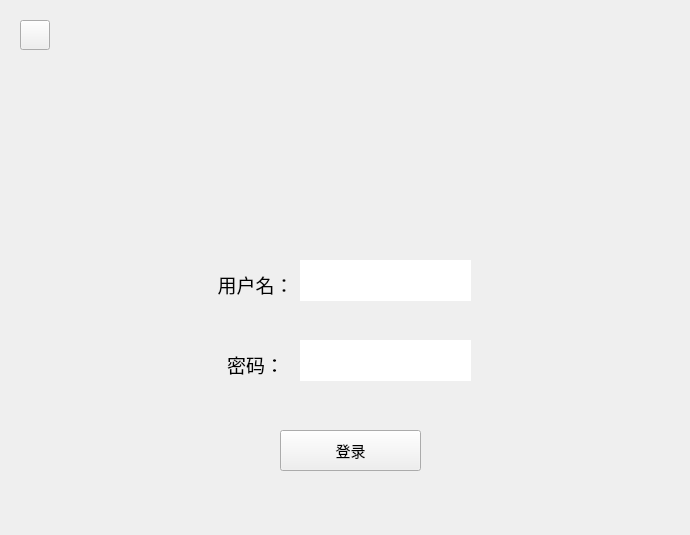
Qt form ZooFence_Pi/login.ui (Isabella98Liu/ZooFence_RaspberryPi) before a commit.
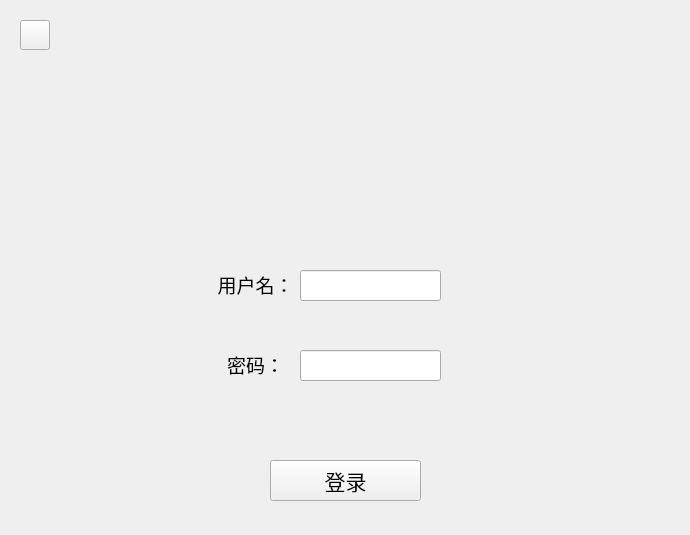
The same form after that commit. Icons and pictures are not drawn.

Diff of the .ui file:
```diff
--- a/ZooFence_Pi/login.ui
+++ b/ZooFence_Pi/login.ui
@@ -55,37 +55,6 @@
     <bool>false</bool>
    </property>
   </widget>
-  <widget class="QTextEdit" name="textEdit">
-   <property name="geometry">
-    <rect>
-     <x>300</x>
-     <y>260</y>
-     <width>171</width>
-     <height>41</height>
-    </rect>
-   </property>
-   <property name="sizePolicy">
-    <sizepolicy hsizetype="Fixed" vsizetype="Fixed">
-     <horstretch>0</horstretch>
-     <verstretch>0</verstretch>
-    </sizepolicy>
-   </property>
-   <property name="font">
-    <font>
-     <pointsize>16</pointsize>
-     <underline>false</underline>
-    </font>
-   </property>
-   <property name="frameShape">
-    <enum>QFrame::NoFrame</enum>
-   </property>
-   <property name="frameShadow">
-    <enum>QFrame::Plain</enum>
-   </property>
-   <property name="autoFormatting">
-    <set>QTextEdit::AutoAll</set>
-   </property>
-  </widget>
   <widget class="QLabel" name="label_4">
    <property name="geometry">
     <rect>
@@ -115,49 +84,18 @@
     <string>&lt;html&gt;&lt;head/&gt;&lt;body&gt;&lt;p&gt;&lt;img src=&quot;:/.001/Resources/004/key.png&quot; height=&quot;50&quot; width=&quot;50&quot;/&gt;&lt;/p&gt;&lt;/body&gt;&lt;/html&gt;</string>
    </property>
   </widget>
-  <widget class="QTextEdit" name="textEdit_2">
-   <property name="geometry">
-    <rect>
-     <x>300</x>
-     <y>340</y>
-     <width>171</width>
-     <height>41</height>
-    </rect>
-   </property>
-   <property name="sizePolicy">
-    <sizepolicy hsizetype="Fixed" vsizetype="Fixed">
-     <horstretch>0</horstretch>
-     <verstretch>0</verstretch>
-    </sizepolicy>
-   </property>
-   <property name="font">
-    <font>
-     <pointsize>16</pointsize>
-     <underline>false</underline>
-    </font>
-   </property>
-   <property name="frameShape">
-    <enum>QFrame::NoFrame</enum>
-   </property>
-   <property name="frameShadow">
-    <enum>QFrame::Plain</enum>
-   </property>
-   <property name="autoFormatting">
-    <set>QTextEdit::AutoAll</set>
-   </property>
-  </widget>
   <widget class="QPushButton" name="pushButton">
    <property name="geometry">
     <rect>
-     <x>280</x>
-     <y>430</y>
-     <width>141</width>
+     <x>270</x>
+     <y>460</y>
+     <width>151</width>
      <height>41</height>
     </rect>
    </property>
    <property name="font">
     <font>
-     <pointsize>11</pointsize>
+     <pointsize>16</pointsize>
     </font>
    </property>
    <property name="text">
@@ -201,6 +139,39 @@
     </size>
    </property>
   </widget>
+  <widget class="QLineEdit" name="lineEdit">
+   <property name="geometry">
+    <rect>
+     <x>300</x>
+     <y>270</y>
+     <width>141</width>
+     <height>31</height>
+    </rect>
+   </property>
+  </widget>
+  <widget class="QLineEdit" name="lineEdit_2">
+   <property name="geometry">
+    <rect>
+     <x>300</x>
+     <y>350</y>
+     <width>141</width>
+     <height>31</height>
+    </rect>
+   </property>
+  </widget>
+  <widget class="QLabel" name="label_6">
+   <property name="geometry">
+    <rect>
+     <x>310</x>
+     <y>390</y>
+     <width>70</width>
+     <height>70</height>
+    </rect>
+   </property>
+   <property name="text">
+    <string/>
+   </property>
+  </widget>
  </widget>
  <resources>
   <include location="resources.qrc"/>
```
